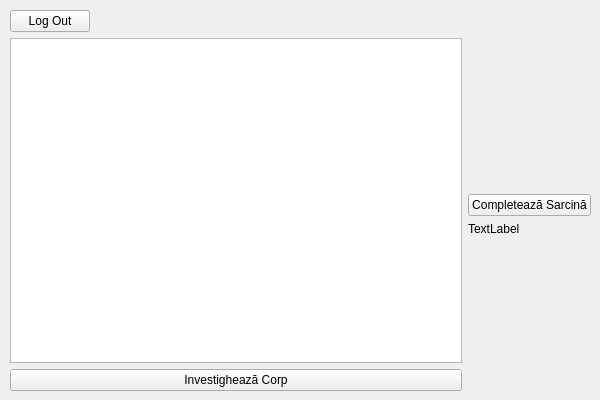
First picture: the form in ui/coechipier-main.ui, repository CyborgSquirrel/iss-lab, before the edit.
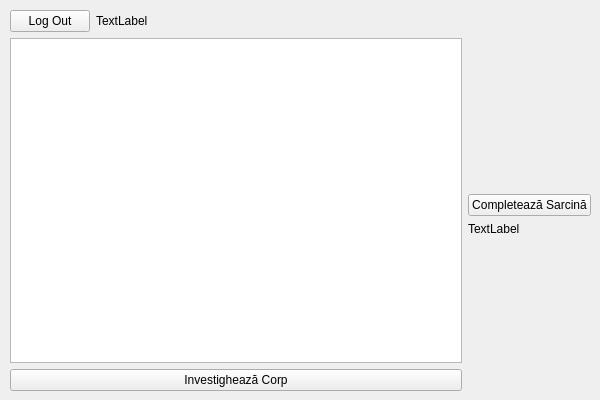
Second picture: the form after the edit.

```diff
--- a/ui/coechipier-main.ui
+++ b/ui/coechipier-main.ui
@@ -33,6 +33,13 @@
          </property>
         </widget>
        </item>
+       <item>
+        <widget class="QLabel" name="labelNume">
+         <property name="text">
+          <string>TextLabel</string>
+         </property>
+        </widget>
+       </item>
        <item>
         <spacer name="horizontalSpacer">
          <property name="orientation">
```
Left out of the diff: 10 changed lines with no effect on the pictures.
